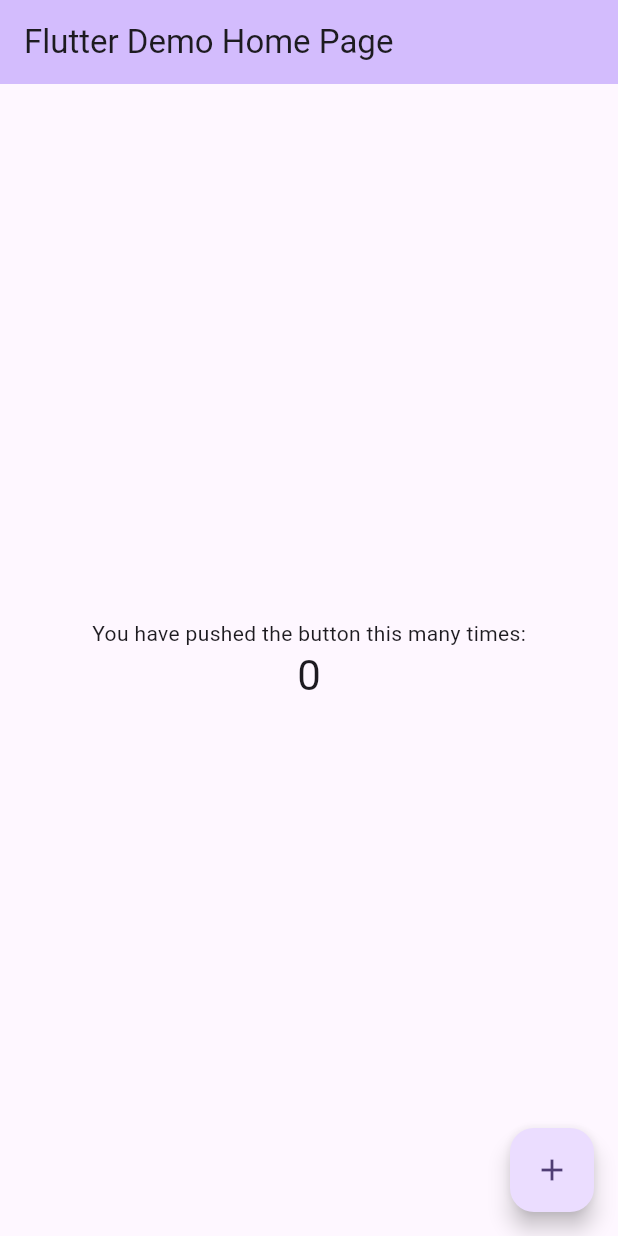
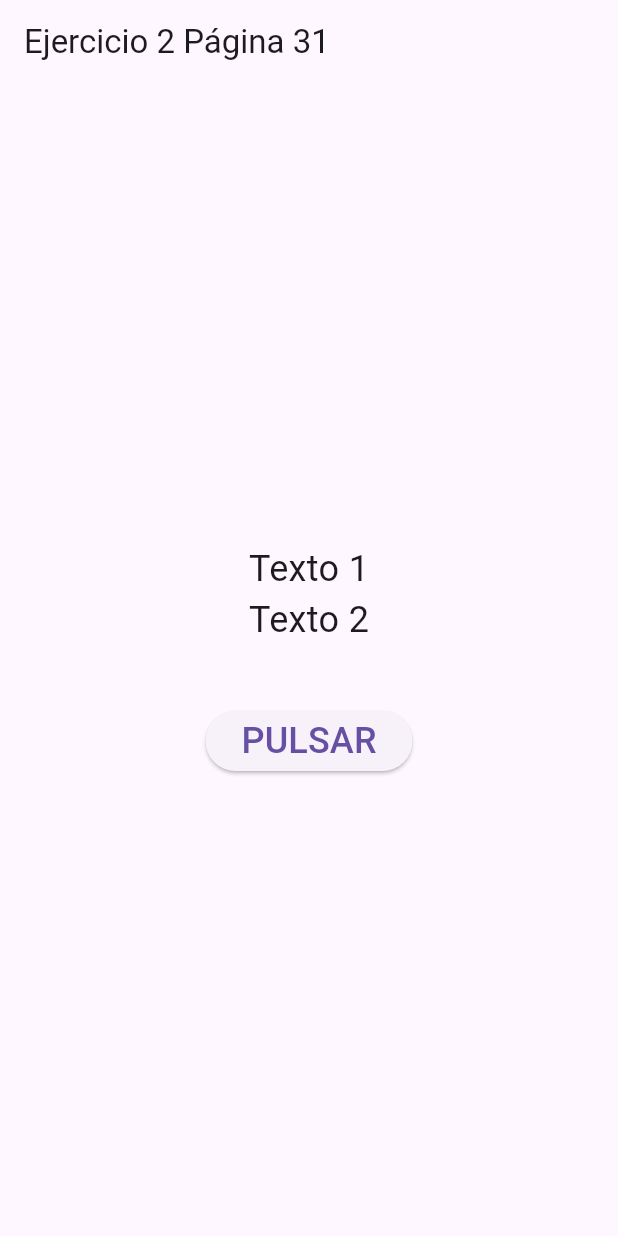
Before and after one commit to estelaV9/DesarrolloInterfaces, a Flutter app: the screen it shows after launch, on a phone screen of 412 x 824 dp. Run offline on Flutter 3.47's test engine with Material 3 defaults, Android fonts, the phone set to English and light mode, and no system bars.

Commit message:
terminar el ejercicio 2

```diff
--- a/Tema2_GeneracionInterfacesUsuario/ejer2_texto_y_boton/lib/main.dart
+++ b/Tema2_GeneracionInterfacesUsuario/ejer2_texto_y_boton/lib/main.dart
@@ -12,59 +12,41 @@ class MyApp extends StatelessWidget {
   Widget build(BuildContext context) {
     return MaterialApp(
       title: 'Flutter Demo',
-      theme: ThemeData(
-        colorScheme: ColorScheme.fromSeed(seedColor: Colors.deepPurple),
-        useMaterial3: true,
-      ),
-      home: const MyHomePage(title: 'Flutter Demo Home Page'),
+      home: MyHomePage(),
     );
   }
 }
 
-class MyHomePage extends StatefulWidget {
-  const MyHomePage({super.key, required this.title});
-  final String title;
-  @override
-  State<MyHomePage> createState() => _MyHomePageState();
-}
-
-class _MyHomePageState extends State<MyHomePage> {
-  int _counter = 0;
-
-  void _incrementCounter() {
-    setState(() {
-      _counter++;
-    });
-  }
-
+class MyHomePage extends StatelessWidget {
   @override
   Widget build(BuildContext context) {
     return Scaffold(
-      appBar: AppBar(
-        backgroundColor: Theme.of(context).colorScheme.inversePrimary,
-        title: Text(widget.title),
-      ),
-      body: Center(
-        // Center is a layout widget. It takes a single child and positions it
-        // in the middle of the parent.
-        child: Column(
-          mainAxisAlignment: MainAxisAlignment.center,
-          children: <Widget>[
-            const Text(
-              'You have pushed the button this many times:',
-            ),
-            Text(
-              '$_counter',
-              style: Theme.of(context).textTheme.headlineMedium,
-            ),
-          ],
+        appBar: AppBar(
+          title: Text("Ejercicio 2 Página 31"),
         ),
-      ),
-      floatingActionButton: FloatingActionButton(
-        onPressed: _incrementCounter,
-        tooltip: 'Increment',
-        child: const Icon(Icons.add),
-      ), // This trailing comma makes auto-formatting nicer for build methods.
+        body: Center(
+          child: Column(
+            mainAxisAlignment: MainAxisAlignment.center, // CENTRA LA COLUMNA
+            children: [
+              Text("Texto 1", style: TextStyle(fontSize: 24)),
+              Text("Texto 2", style: TextStyle(fontSize: 24)),
+
+              // AÑADIR UN MARGEN ENTRE LOS TEXTOS Y EL BOTON DE 20
+              const Padding(padding: EdgeInsets.only(
+                top: 20,
+                bottom: 20,
+              ),),
+
+              ElevatedButton(
+                  onPressed: () {
+                    print("Has pulsado el boton"); // CUANDO SE PRESIONA EL BOTON SE MUESTRA UN MENSAJE POR CONSOLA
+                  },
+                  child: (Text("PULSAR", style: TextStyle(fontSize: 24)) // TEXTO DEL BOTON
+                  )
+              )
+            ],
+          ),
+        )
     );
   }
 }
--- a/Tema2_GeneracionInterfacesUsuario/ejercicios_flutter/ejercicio1/analysis_options.yaml
+++ /dev/null
@@ -1,28 +0,0 @@
-# This file configures the analyzer, which statically analyzes Dart code to
-# check for errors, warnings, and lints.
-#
-# The issues identified by the analyzer are surfaced in the UI of Dart-enabled
-# IDEs (https://dart.dev/tools#ides-and-editors). The analyzer can also be
-# invoked from the command line by running `flutter analyze`.
-
-# The following line activates a set of recommended lints for Flutter apps,
-# packages, and plugins designed to encourage good coding practices.
-include: package:flutter_lints/flutter.yaml
-
-linter:
-  # The lint rules applied to this project can be customized in the
-  # section below to disable rules from the `package:flutter_lints/flutter.yaml`
-  # included above or to enable additional rules. A list of all available lints
-  # and their documentation is published at https://dart.dev/lints.
-  #
-  # Instead of disabling a lint rule for the entire project in the
-  # section below, it can also be suppressed for a single line of code
-  # or a specific dart file by using the `// ignore: name_of_lint` and
-  # `// ignore_for_file: name_of_lint` syntax on the line or in the file
-  # producing the lint.
-  rules:
-    # avoid_print: false  # Uncomment to disable the `avoid_print` rule
-    # prefer_single_quotes: true  # Uncomment to enable the `prefer_single_quotes` rule
-
-# Additional information about this file can be found at
-# https://dart.dev/guides/language/analysis-options
--- a/Tema2_GeneracionInterfacesUsuario/ejercicios_flutter/ejercicio1/lib/main.dart
+++ /dev/null
@@ -1,110 +0,0 @@
-import 'package:flutter/material.dart';
-
-void main() {
-  runApp(const MyApp());
-}
-
-class MyApp extends StatelessWidget {
-  const MyApp({super.key});
-
-  // This widget is the root of your application.
-  @override
-  Widget build(BuildContext context) {
-    return MaterialApp(
-      title: 'Flutter Demo',
-      theme: ThemeData(
-        colorScheme: ColorScheme.fromSeed(seedColor: Colors.deepPurple),
-        useMaterial3: true,
-      ),
-      home: const MyHomePage(title: 'Flutter Demo Home Page'),
-    );
-  }
-}
-
-class MyHomePage extends StatefulWidget {
-  const MyHomePage({super.key, required this.title});
-
-  // This widget is the home page of your application. It is stateful, meaning
-  // that it has a State object (defined below) that contains fields that affect
-  // how it looks.
-
-  // This class is the configuration for the state. It holds the values (in this
-  // case the title) provided by the parent (in this case the App widget) and
-  // used by the build method of the State. Fields in a Widget subclass are
-  // always marked "final".
-
-  final String title;
-
-  @override
-  State<MyHomePage> createState() => _MyHomePageState();
-}
-
-class _MyHomePageState extends State<MyHomePage> {
-  int _counter = 0;
-
-  void _incrementCounter() {
-    setState(() {
-      // This call to setState tells the Flutter framework that something has
-      // changed in this State, which causes it to rerun the build method below
-      // so that the display can reflect the updated values. If we changed
-      // _counter without calling setState(), then the build method would not be
-      // called again, and so nothing would appear to happen.
-      _counter++;
-    });
-  }
-
-  @override
-  Widget build(BuildContext context) {
-    // This method is rerun every time setState is called, for instance as done
-    // by the _incrementCounter method above.
-    //
-    // The Flutter framework has been optimized to make rerunning build methods
-    // fast, so that you can just rebuild anything that needs updating rather
-    // than having to individually change instances of widgets.
-    return Scaffold(
-      appBar: AppBar(
-        // TRY THIS: Try changing the color here to a specific color (to
-        // Colors.amber, perhaps?) and trigger a hot reload to see the AppBar
-        // change color while the other colors stay the same.
-        backgroundColor: Theme.of(context).colorScheme.inversePrimary,
-        // Here we take the value from the MyHomePage object that was created by
-        // the App.build method, and use it to set our appbar title.
-        title: Text(widget.title),
-      ),
-      body: Center(
-        // Center is a layout widget. It takes a single child and positions it
-        // in the middle of the parent.
-        child: Column(
-          // Column is also a layout widget. It takes a list of children and
-          // arranges them vertically. By default, it sizes itself to fit its
-          // children horizontally, and tries to be as tall as its parent.
-          //
-          // Column has various properties to control how it sizes itself and
-          // how it positions its children. Here we use mainAxisAlignment to
-          // center the children vertically; the main axis here is the vertical
-          // axis because Columns are vertical (the cross axis would be
-          // horizontal).
-          //
-          // TRY THIS: Invoke "debug painting" (choose the "Toggle Debug Paint"
-          // action in the IDE, or press "p" in the console), to see the
-          // wireframe for each widget.
-          mainAxisAlignment: MainAxisAlignment.center,
-          children: <Widget>[
-            const Text(
-              'You have pushed the button this many times:',
-            ),
-            Text(
-              '$_counter',
-              style: Theme.of(context).textTheme.headlineMedium,
-            ),
-          ],
-        ),
-      ),
-      floatingActionButton: FloatingActionButton(
-        onPressed: _incrementCounter,
-        tooltip: 'Increment',
-        child: const Icon(Icons.add),
-      ), // This trailing comma makes auto-formatting nicer for build methods.
-    );
-  }
-}
```
Also changed, not shown: Tema2_GeneracionInterfacesUsuario/ejercicios_flutter/ejercicio1/pubspec.yaml (deleted, +0 -90 lines), Tema2_GeneracionInterfacesUsuario/ejercicios_flutter/ejercicio1/pubspec.lock (deleted), 125 other files.
